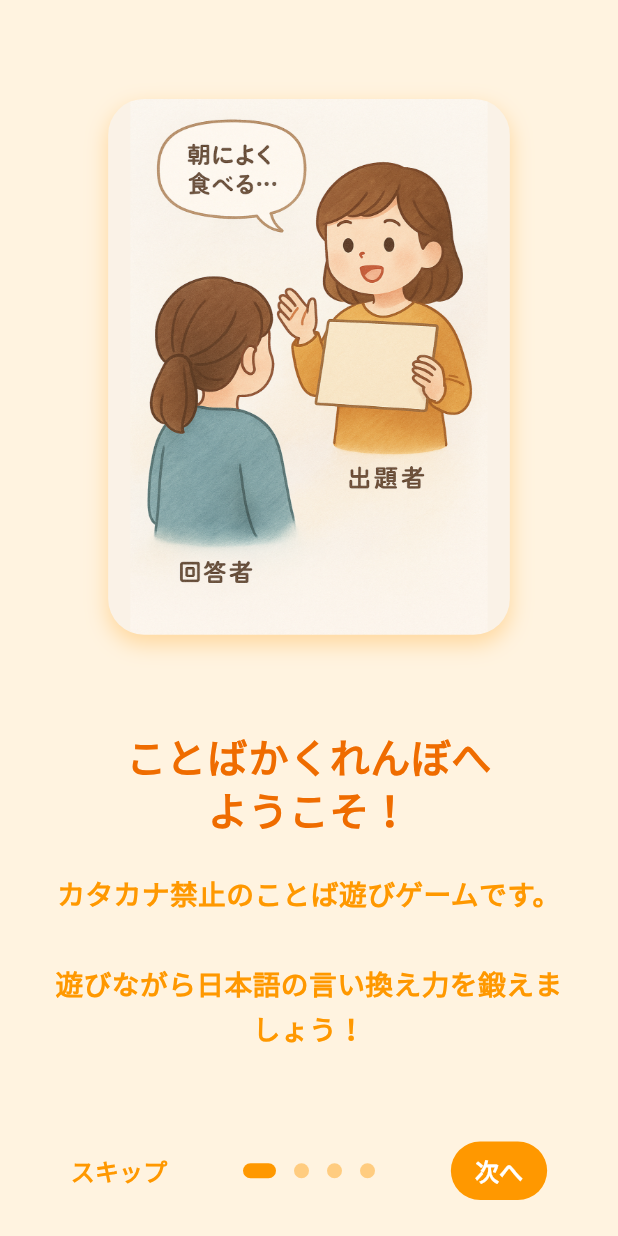
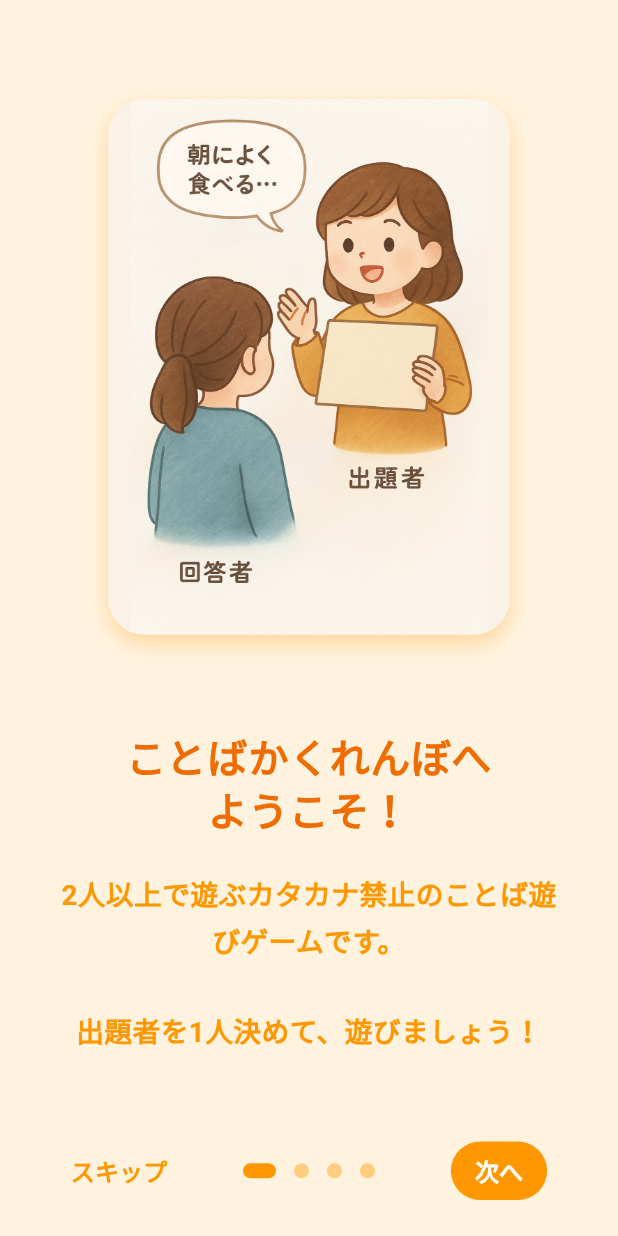
Before and after one commit to 3balljugglerYu/katakanahanashi, a Flutter app: the screen it shows after launch, on a phone screen of 412 x 824 dp. Run offline on Flutter 3.47's test engine with Material 3 defaults, Android fonts, the phone set to English and light mode, and no system bars; drawn by our look-alikes of introduction_screen; our stand-ins replace flutter_dotenv, flutter_hooks, freezed_annotation, get_it, google_mobile_ads, hooks_riverpod and 3 more; missing offline and left inert: particles_flutter; accounts and stored records are empty; Roboto replaces fonts that are missing (NotoSansJP).

Commit message:
チュートリアルの文言修正

```diff
--- a/lib/ui/onboarding/onboarding_page.dart
+++ b/lib/ui/onboarding/onboarding_page.dart
@@ -117,7 +117,7 @@ class OnboardingPage extends ConsumerWidget {
       // 1ページ目: アプリの紹介
       PageViewModel(
         title: "ことばかくれんぼへ\nようこそ！",
-        body: "カタカナ禁止のことば遊びゲームです。\n\n遊びながら日本語の言い換え力を鍛えましょう！",
+        body: "2人以上で遊ぶカタカナ禁止のことば遊びゲームです。\n\n出題者を1人決めて、遊びましょう！",
         image: _buildImageWidget(
           context,
           imagePath: 'assets/images/tutorial_1.png',
@@ -146,7 +146,8 @@ class OnboardingPage extends ConsumerWidget {
         title: "評価して次の「お題」へ！",
         body:
             "評価をつけて、[決定]をタップすると次のお題に進みます！\n"
-            "評価は、このアプリをより良くする為に利用させて頂きます。",
+            "評価は、このアプリをより良くする為に利用させて頂きます。\n\n"
+            "この時、出題者を交代してもOKです！",
         image: _buildImageWidget(
           context,
           imagePath: 'assets/images/tutorial_3.png',
```
